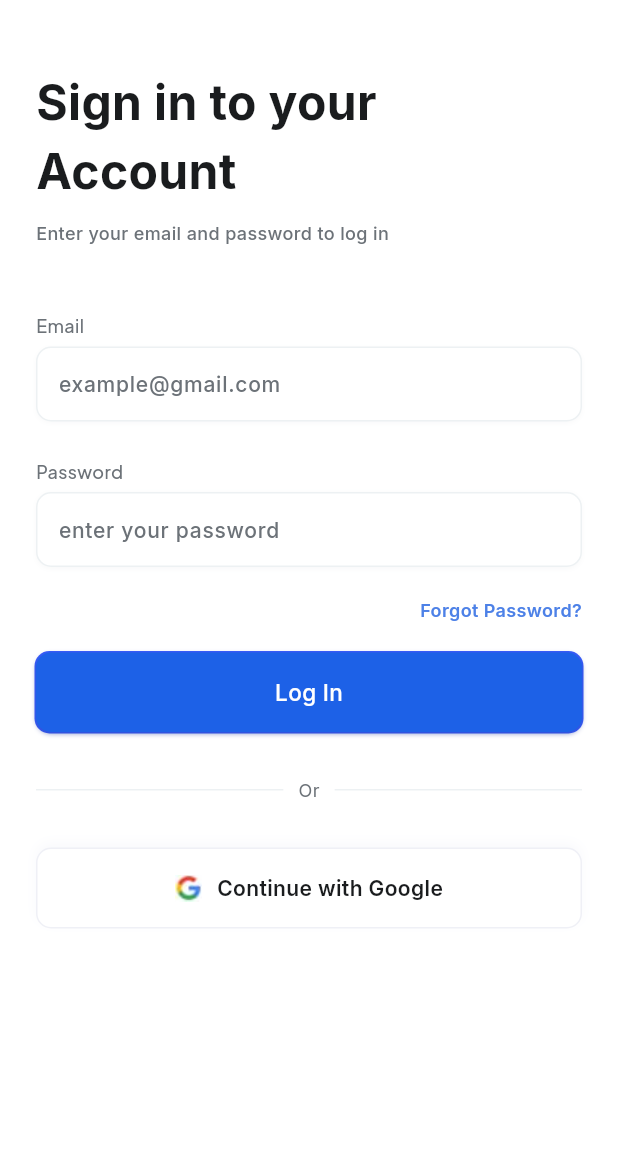
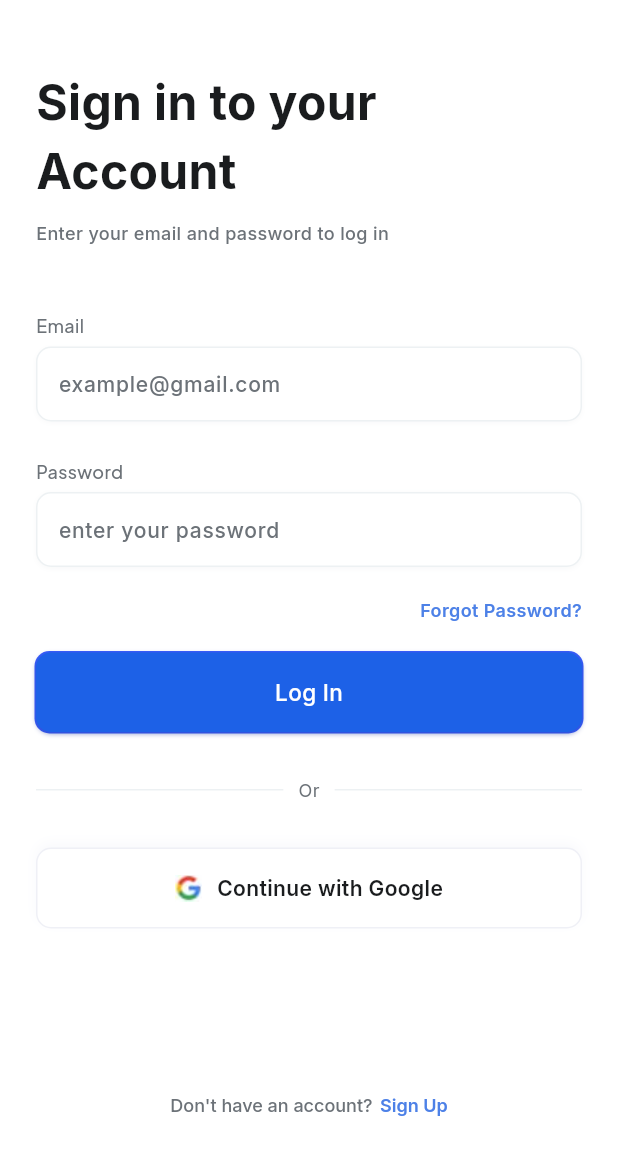
Before and after one commit to yozhykovanatolii/smart_courier_assistant_app, a Flutter app: the screen it shows after launch, on a phone screen of 412 x 824 dp. Shown: the top 1155 px of the screen. Run offline on Flutter 3.47's test engine with Material 3 defaults, Android fonts, the phone set to English and light mode, and no system bars; our stand-ins replace another_flutter_splash_screen, firebase_core; accounts and stored records are empty.

Commit message:
Create UI component HaveNotAccountSection and update LoginPage

```diff
--- a/lib/feature/login/view/login_page.dart
+++ b/lib/feature/login/view/login_page.dart
@@ -66,14 +66,21 @@ class LoginPage extends StatelessWidget {
             const SizedBox(height: 5),
             const LoginPasswordField(),
             const SizedBox(height: 20),
-            const ForgotPasswordTextButton(),
+            const Align(
+              alignment: AlignmentGeometry.centerEnd,
+              child: ForgotPasswordTextButton(),
+            ),
             const SizedBox(height: 20),
             const LogInButton(),
             const SizedBox(height: 30),
             const LoginDivider(),
             const SizedBox(height: 30),
             const LogInWithGoogle(),
-            const SizedBox(height: 50),
+            const SizedBox(height: 110),
+            const Align(
+              alignment: AlignmentGeometry.bottomCenter,
+              child: HaveNotAccountSection(),
+            ),
           ],
         ),
       ),
--- a/lib/feature/login/widgets/forgot_password_text_button.dart
+++ b/lib/feature/login/widgets/forgot_password_text_button.dart
@@ -7,9 +7,7 @@ class ForgotPasswordTextButton extends StatelessWidget {
 
   @override
   Widget build(BuildContext context) {
-    return Align(
-      alignment: AlignmentGeometry.centerEnd,
-      child: GestureDetector(
+    return GestureDetector(
       child: const Text(
         'Forgot Password?',
         style: TextStyle(
@@ -19,7 +17,6 @@ class ForgotPasswordTextButton extends StatelessWidget {
           fontFamily: FontFamily.inter,
         ),
       ),
-      ),
     );
   }
 }
--- /dev/null
+++ b/lib/feature/login/widgets/have_not_account_section.dart
@@ -0,0 +1,38 @@
+import 'package:flutter/gestures.dart';
+import 'package:flutter/material.dart';
+import 'package:smart_courier_assistant_app/gen/fonts.gen.dart';
+import 'package:smart_courier_assistant_app/ui/app_colors.dart';
+
+class HaveNotAccountSection extends StatelessWidget {
+  const HaveNotAccountSection({super.key});
+
+  @override
+  Widget build(BuildContext context) {
+    return RichText(
+      text: TextSpan(
+        text: 'Don\'t have an account?',
+        style: const TextStyle(
+          color: Color(0xFF6C7278),
+          fontSize: 12,
+          fontWeight: FontWeight.w500,
+          fontFamily: FontFamily.inter,
+        ),
+        children: [
+          const WidgetSpan(
+            child: SizedBox(width: 5),
+          ),
+          TextSpan(
+            text: 'Sign Up',
+            style: const TextStyle(
+              color: AppColors.blue500,
+              fontSize: 12,
+              fontWeight: FontWeight.w600,
+              fontFamily: FontFamily.inter,
+            ),
+            recognizer: TapGestureRecognizer()..onTap = () {},
+          ),
+        ],
+      ),
+    );
+  }
+}
--- a/lib/feature/login/widgets/widgets.dart
+++ b/lib/feature/login/widgets/widgets.dart
@@ -4,3 +4,4 @@ export 'forgot_password_text_button.dart';
 export 'log_in_button.dart';
 export 'log_in_with_google.dart';
 export 'login_divider.dart';
+export 'have_not_account_section.dart';
```
Lines whose indentation alone changed are shown as unchanged.
